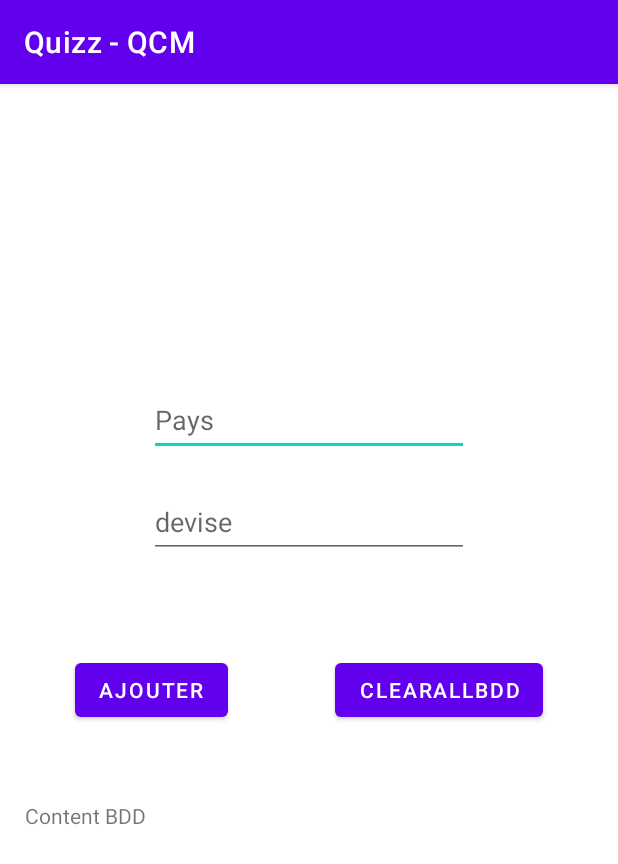
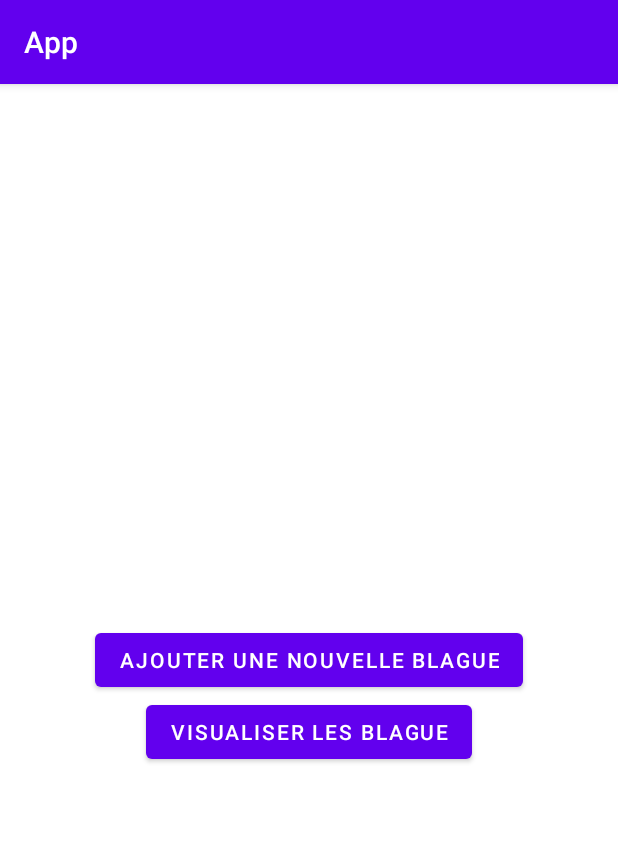
Before and after one commit to Fredray-21/LP-Prism-Android-APP, an Android app: the screen it shows after launch (MainActivity_BDD before the commit, MainActivity_BDD_ChuckNorris after it), on a phone screen of 412 x 824 dp. Shown: the top 864 px of the screen. Run offline under Robolectric (Android 15) with nearby library versions, the phone set to English and light mode, and no system bars.

Commit message:
add tp5-V2 (BDD jokes && new Activity)

```diff
--- /dev/null
+++ b/src/main/java/fr/fredray21/myapplication/tp3_webService/PlaceHolderPost.java
@@ -0,0 +1,6 @@
+package fr.fredray21.myapplication.tp3_webService;
+
+public class PlaceHolderPost {
+    private String value;
+    public String get_value(){   return  value;   }
+}
--- a/src/main/java/fr/fredray21/myapplication/webService/webServiceActivity.java
+++ b/src/main/java/fr/fredray21/myapplication/tp3_webService/webServiceActivity.java
@@ -1,16 +1,12 @@
-package fr.fredray21.myapplication.webService;
+package fr.fredray21.myapplication.tp3_webService;
 
 import androidx.appcompat.app.AppCompatActivity;
 
-import android.net.Uri;
 import android.os.Bundle;
 import android.util.Log;
 import android.widget.ImageView;
-import android.widget.TextView;
 
 import com.squareup.picasso.Picasso;
-
-import java.util.List;
 
 import retrofit2.Call;
 import retrofit2.Callback;
--- a/src/main/java/fr/fredray21/myapplication/tp_BDD/MainActivity_BDD.java
+++ b/src/main/java/fr/fredray21/myapplication/tp5_BDD/MainActivity_BDD.java
@@ -1,4 +1,4 @@
-package fr.fredray21.myapplication.tp_BDD;
+package fr.fredray21.myapplication.tp5_BDD;
 
 import androidx.appcompat.app.AppCompatActivity;
 
--- a/src/main/java/fr/fredray21/myapplication/tp_BDD/helperBDD.java
+++ b/src/main/java/fr/fredray21/myapplication/tp5_BDD/helperBDD.java
@@ -1,4 +1,4 @@
-package fr.fredray21.myapplication.tp_BDD;
+package fr.fredray21.myapplication.tp5_BDD;
 
 import android.annotation.SuppressLint;
 import android.content.ContentValues;
--- /dev/null
+++ b/src/main/java/fr/fredray21/myapplication/tp5_BDD_2/MainActivity_BDD_ChuckNorris.java
@@ -0,0 +1,77 @@
+package fr.fredray21.myapplication.tp5_BDD_2;
+
+import androidx.appcompat.app.AppCompatActivity;
+
+import android.content.Context;
+import android.content.Intent;
+import android.os.Bundle;
+import android.util.Log;
+import android.widget.Button;
+
+import java.sql.Array;
+import java.sql.Time;
+import java.text.SimpleDateFormat;
+import java.util.Date;
+import java.util.Locale;
+
+import fr.fredray21.myapplication.R;
+import retrofit2.Call;
+import retrofit2.Callback;
+import retrofit2.Response;
+import retrofit2.Retrofit;
+import retrofit2.converter.gson.GsonConverterFactory;
+
+public class MainActivity_BDD_ChuckNorris extends AppCompatActivity {
+
+    private PLaceHolderAPI_tp5 PLaceHolderAPI_tp5;
+
+    @Override
+    protected void onCreate(Bundle savedInstanceState) {
+        super.onCreate(savedInstanceState);
+        setContentView(R.layout.activity_main_bdd_chuck_norris);
+        Button btnViewData = findViewById(R.id.id_btn_visualize);
+        Button addBlague = findViewById(R.id.id_btn_addBlague);
+        Retrofit retrofit = new Retrofit.Builder().
+                baseUrl("https://api.chucknorris.io/jokes/").
+                addConverterFactory(GsonConverterFactory.create()).
+                build();
+        PLaceHolderAPI_tp5 = retrofit.create(PLaceHolderAPI_tp5.class);
+
+
+        addBlague.setOnClickListener((v) -> {
+            get_post(this);
+        });
+
+
+        btnViewData.setOnClickListener((v) -> {
+            startActivity(new Intent(this, Visualize_BDD.class));
+        });
+    }
+
+    private void get_post(Context ctx) {
+        Call<PlaceHolderPost_tp5> call = PLaceHolderAPI_tp5.getPosts();
+        call.enqueue(
+                new Callback<PlaceHolderPost_tp5>() {
+                    @Override
+                    public void onResponse(Call<PlaceHolderPost_tp5> call,
+                                           Response<PlaceHolderPost_tp5> response) {
+                        if (response.isSuccessful()) {
+                            PlaceHolderPost_tp5 p = response.body();
+                            String currentDate = new SimpleDateFormat("dd-MM-yyyy", Locale.getDefault()).format(new Date());
+                            Log.d("UWU", p.get_value());
+                            Log.d("UWU", currentDate);
+
+
+                            helperBDD_2.getInstance(ctx).insertBlague(p.get_value(), currentDate);
+                        }
+                    }
+
+                    @Override
+                    public void onFailure(Call<PlaceHolderPost_tp5> call,
+                                          Throwable t) {
+                        Log.d("UWU", t.getMessage());
+                    }
+                }
+        );
+    }
+}
--- /dev/null
+++ b/src/main/java/fr/fredray21/myapplication/tp5_BDD_2/PLaceHolderAPI_tp5.java
@@ -0,0 +1,10 @@
+package fr.fredray21.myapplication.tp5_BDD_2;
+
+import fr.fredray21.myapplication.tp3_webService.PlaceHolderPost;
+import retrofit2.Call;
+import retrofit2.http.GET;
+
+public interface PLaceHolderAPI_tp5 {
+    @GET("random")
+    Call<PlaceHolderPost_tp5> getPosts();
+}
--- /dev/null
+++ b/src/main/java/fr/fredray21/myapplication/tp5_BDD_2/PlaceHolderPost_tp5.java
@@ -0,0 +1,6 @@
+package fr.fredray21.myapplication.tp5_BDD_2;
+
+public class PlaceHolderPost_tp5 {
+    private String value;
+    public String get_value(){   return  value;   }
+}
--- a/src/main/res/layout/activity_main_bdd.xml
+++ b/src/main/res/layout/activity_main_bdd.xml
@@ -4,7 +4,7 @@
     xmlns:tools="http://schemas.android.com/tools"
     android:layout_width="match_parent"
     android:layout_height="match_parent"
-    tools:context=".tp_BDD.MainActivity_BDD">
+    tools:context=".tp5_BDD.MainActivity_BDD">
 
     <EditText
         android:id="@+id/id_input_pays"
--- /dev/null
+++ b/src/main/res/layout/activity_main_bdd_chuck_norris.xml
@@ -0,0 +1,27 @@
+<?xml version="1.0" encoding="utf-8"?>
+<androidx.constraintlayout.widget.ConstraintLayout xmlns:android="http://schemas.android.com/apk/res/android"
+    xmlns:app="http://schemas.android.com/apk/res-auto"
+    xmlns:tools="http://schemas.android.com/tools"
+    android:layout_width="match_parent"
+    android:layout_height="match_parent"
+    tools:context=".tp5_BDD_2.MainActivity_BDD_ChuckNorris">
+
+    <Button
+        android:id="@+id/id_btn_visualize"
+        android:layout_width="wrap_content"
+        android:layout_height="wrap_content"
+        android:text="Visualiser les blague"
+        app:layout_constraintEnd_toEndOf="parent"
+        app:layout_constraintStart_toStartOf="parent"
+        app:layout_constraintTop_toBottomOf="@+id/id_btn_addBlague" />
+
+    <Button
+        android:id="@+id/id_btn_addBlague"
+        android:layout_width="wrap_content"
+        android:layout_height="wrap_content"
+        android:text="Ajouter une nouvelle blague"
+        app:layout_constraintBottom_toBottomOf="parent"
+        app:layout_constraintEnd_toEndOf="parent"
+        app:layout_constraintStart_toStartOf="parent"
+        app:layout_constraintTop_toTopOf="parent" />
+</androidx.constraintlayout.widget.ConstraintLayout>
--- a/src/main/res/layout/activity_place_holder_api.xml
+++ b/src/main/res/layout/activity_place_holder_api.xml
@@ -4,6 +4,6 @@
     xmlns:tools="http://schemas.android.com/tools"
     android:layout_width="match_parent"
     android:layout_height="match_parent"
-    tools:context=".webService.PLaceHolderAPI">
+    tools:context=".tp3_webService.PLaceHolderAPI">
 
 </androidx.constraintlayout.widget.ConstraintLayout>
--- a/src/main/res/layout/activity_place_holder_post.xml
+++ b/src/main/res/layout/activity_place_holder_post.xml
@@ -4,6 +4,6 @@
     xmlns:tools="http://schemas.android.com/tools"
     android:layout_width="match_parent"
     android:layout_height="match_parent"
-    tools:context=".webService.PlaceHolderPost">
+    tools:context=".tp3_webService.PlaceHolderPost">
 
 </androidx.constraintlayout.widget.ConstraintLayout>
--- a/src/main/res/layout/activity_web_service.xml
+++ b/src/main/res/layout/activity_web_service.xml
@@ -4,7 +4,7 @@
     xmlns:tools="http://schemas.android.com/tools"
     android:layout_width="match_parent"
     android:layout_height="match_parent"
-    tools:context=".webService.webServiceActivity">
+    tools:context=".tp3_webService.webServiceActivity">
 
     <ImageView
         android:id="@+id/id_imageView"
--- a/src/main/res/values/strings.xml
+++ b/src/main/res/values/strings.xml
@@ -1,5 +1,5 @@
 <resources>
-    <string name="app_name">Quizz - QCM</string>
+    <string name="app_name">App</string>
     <string name="start">Start</string>
     <string name="next_page">Next Page</string>
     <string name="stop">Stop</string>
```
Also changed, not shown: src/main/AndroidManifest.xml (+21 -5 lines), src/main/java/fr/fredray21/myapplication/tp3_webService/PLaceHolderAPI.java (added, +9 -0 lines), src/main/java/fr/fredray21/myapplication/tp5_BDD_2/Visualize_BDD.java (added, +28 -0 lines), src/main/java/fr/fredray21/myapplication/tp5_BDD_2/helperBDD_2.java (added, +77 -0 lines), src/main/java/fr/fredray21/myapplication/webService/PLaceHolderAPI.java (deleted, +0 -15 lines), src/main/java/fr/fredray21/myapplication/webService/PlaceHolderPost.java (deleted, +0 -10 lines), src/main/res/layout/activity_visualize_bdd.xml (added, +29 -0 lines).
